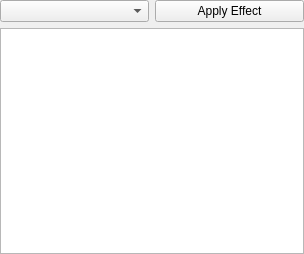
This is turn_logger/StatusEffectsInterface.ui in wchamilton/CEManeuverLog as Qt 5 draws it before an edit. The edited form follows.
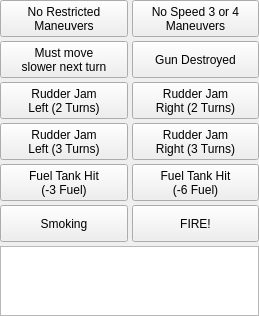
This is the edited form. Icons and pictures are not drawn.

Commit message: Finished off the majority of the status effects logic. Remaining work will be any final touches, bug fixing, or linkages. Started modifying the model to support persisting information to the turn branch and in turn, to file. Will need to figure out how to handle loading certain segments from file but the majority should be simple enough.

What changed in the file:
```diff
--- a/turn_logger/StatusEffectsInterface.ui
+++ b/turn_logger/StatusEffectsInterface.ui
@@ -6,14 +6,14 @@
    <rect>
     <x>0</x>
     <y>0</y>
-    <width>304</width>
-    <height>254</height>
+    <width>259</width>
+    <height>316</height>
    </rect>
   </property>
   <property name="windowTitle">
    <string>Form</string>
   </property>
-  <layout class="QGridLayout" name="gridLayout">
+  <layout class="QGridLayout" name="gridLayout" columnstretch="0,0">
    <property name="leftMargin">
     <number>0</number>
    </property>
@@ -26,21 +26,314 @@
    <property name="bottomMargin">
     <number>0</number>
    </property>
-   <item row="0" column="0">
-    <widget class="QComboBox" name="effect_selection_cmb"/>
+   <property name="spacing">
+    <number>4</number>
+   </property>
+   <item row="5" column="1">
+    <widget class="QPushButton" name="on_fire_btn">
+     <property name="sizePolicy">
+      <sizepolicy hsizetype="Minimum" vsizetype="Minimum">
+       <horstretch>0</horstretch>
+       <verstretch>0</verstretch>
+      </sizepolicy>
+     </property>
+     <property name="minimumSize">
+      <size>
+       <width>0</width>
+       <height>37</height>
+      </size>
+     </property>
+     <property name="focusPolicy">
+      <enum>Qt::FocusPolicy::NoFocus</enum>
+     </property>
+     <property name="text">
+      <string>FIRE!</string>
+     </property>
+     <property name="checkable">
+      <bool>true</bool>
+     </property>
+     <attribute name="buttonGroup">
+      <string notr="true">buttonGroup</string>
+     </attribute>
+    </widget>
+   </item>
+   <item row="3" column="0">
+    <widget class="QPushButton" name="rudder_jam_left_3_btn">
+     <property name="sizePolicy">
+      <sizepolicy hsizetype="Minimum" vsizetype="Minimum">
+       <horstretch>0</horstretch>
+       <verstretch>0</verstretch>
+      </sizepolicy>
+     </property>
+     <property name="minimumSize">
+      <size>
+       <width>0</width>
+       <height>37</height>
+      </size>
+     </property>
+     <property name="focusPolicy">
+      <enum>Qt::FocusPolicy::NoFocus</enum>
+     </property>
+     <property name="text">
+      <string>Rudder Jam
+Left (3 Turns)</string>
+     </property>
+     <attribute name="buttonGroup">
+      <string notr="true">buttonGroup_2</string>
+     </attribute>
+    </widget>
+   </item>
+   <item row="2" column="0">
+    <widget class="QPushButton" name="rudder_jam_left_2_btn">
+     <property name="sizePolicy">
+      <sizepolicy hsizetype="Minimum" vsizetype="Minimum">
+       <horstretch>0</horstretch>
+       <verstretch>0</verstretch>
+      </sizepolicy>
+     </property>
+     <property name="minimumSize">
+      <size>
+       <width>0</width>
+       <height>37</height>
+      </size>
+     </property>
+     <property name="focusPolicy">
+      <enum>Qt::FocusPolicy::NoFocus</enum>
+     </property>
+     <property name="text">
+      <string>Rudder Jam
+Left (2 Turns)</string>
+     </property>
+     <attribute name="buttonGroup">
+      <string notr="true">buttonGroup_2</string>
+     </attribute>
+    </widget>
+   </item>
+   <item row="1" column="1">
+    <widget class="QPushButton" name="gun_destroyed_btn">
+     <property name="sizePolicy">
+      <sizepolicy hsizetype="Minimum" vsizetype="Minimum">
+       <horstretch>0</horstretch>
+       <verstretch>0</verstretch>
+      </sizepolicy>
+     </property>
+     <property name="minimumSize">
+      <size>
+       <width>0</width>
+       <height>37</height>
+      </size>
+     </property>
+     <property name="focusPolicy">
+      <enum>Qt::FocusPolicy::NoFocus</enum>
+     </property>
+     <property name="text">
+      <string>Gun Destroyed</string>
+     </property>
+    </widget>
+   </item>
+   <item row="3" column="1">
+    <widget class="QPushButton" name="rudder_jam_right_3_btn">
+     <property name="sizePolicy">
+      <sizepolicy hsizetype="Minimum" vsizetype="Minimum">
+       <horstretch>0</horstretch>
+       <verstretch>0</verstretch>
+      </sizepolicy>
+     </property>
+     <property name="minimumSize">
+      <size>
+       <width>0</width>
+       <height>37</height>
+      </size>
+     </property>
+     <property name="focusPolicy">
+      <enum>Qt::FocusPolicy::NoFocus</enum>
+     </property>
+     <property name="text">
+      <string>Rudder Jam
+Right (3 Turns)</string>
+     </property>
+     <attribute name="buttonGroup">
+      <string notr="true">buttonGroup_2</string>
+     </attribute>
+    </widget>
+   </item>
+   <item row="1" column="0">
+    <widget class="QPushButton" name="force_slower_btn">
+     <property name="sizePolicy">
+      <sizepolicy hsizetype="Minimum" vsizetype="Minimum">
+       <horstretch>0</horstretch>
+       <verstretch>0</verstretch>
+      </sizepolicy>
+     </property>
+     <property name="minimumSize">
+      <size>
+       <width>0</width>
+       <height>37</height>
+      </size>
+     </property>
+     <property name="focusPolicy">
+      <enum>Qt::FocusPolicy::NoFocus</enum>
+     </property>
+     <property name="text">
+      <string>Must move
+slower next turn</string>
+     </property>
+    </widget>
    </item>
    <item row="0" column="1">
-    <widget class="QPushButton" name="add_effect_btn">
+    <widget class="QPushButton" name="no_3_4_maneuvers_btn">
+     <property name="sizePolicy">
+      <sizepolicy hsizetype="Minimum" vsizetype="Minimum">
+       <horstretch>0</horstretch>
+       <verstretch>0</verstretch>
+      </sizepolicy>
+     </property>
+     <property name="minimumSize">
+      <size>
+       <width>0</width>
+       <height>37</height>
+      </size>
+     </property>
+     <property name="focusPolicy">
+      <enum>Qt::FocusPolicy::NoFocus</enum>
+     </property>
      <property name="text">
-      <string>Apply Effect</string>
+      <string>No Speed 3 or 4
+Maneuvers</string>
      </property>
-     <property name="icon">
-      <iconset theme="QIcon::ThemeIcon::ListAdd"/>
+     <property name="checkable">
+      <bool>true</bool>
      </property>
     </widget>
    </item>
-   <item row="1" column="0" colspan="2">
-    <widget class="QListWidget" name="effects_list"/>
+   <item row="5" column="0">
+    <widget class="QPushButton" name="smoking_btn">
+     <property name="sizePolicy">
+      <sizepolicy hsizetype="Minimum" vsizetype="Minimum">
+       <horstretch>0</horstretch>
+       <verstretch>0</verstretch>
+      </sizepolicy>
+     </property>
+     <property name="minimumSize">
+      <size>
+       <width>0</width>
+       <height>37</height>
+      </size>
+     </property>
+     <property name="focusPolicy">
+      <enum>Qt::FocusPolicy::NoFocus</enum>
+     </property>
+     <property name="text">
+      <string>Smoking</string>
+     </property>
+     <property name="checkable">
+      <bool>true</bool>
+     </property>
+     <attribute name="buttonGroup">
+      <string notr="true">buttonGroup</string>
+     </attribute>
+    </widget>
+   </item>
+   <item row="0" column="0">
+    <widget class="QPushButton" name="no_restricted_maneuvers_btn">
+     <property name="sizePolicy">
+      <sizepolicy hsizetype="Minimum" vsizetype="Minimum">
+       <horstretch>0</horstretch>
+       <verstretch>0</verstretch>
+      </sizepolicy>
+     </property>
+     <property name="minimumSize">
+      <size>
+       <width>0</width>
+       <height>37</height>
+      </size>
+     </property>
+     <property name="focusPolicy">
+      <enum>Qt::FocusPolicy::NoFocus</enum>
+     </property>
+     <property name="text">
+      <string>No Restricted
+Maneuvers</string>
+     </property>
+     <property name="checkable">
+      <bool>true</bool>
+     </property>
+    </widget>
+   </item>
+   <item row="2" column="1">
+    <widget class="QPushButton" name="rudder_jam_right_2_btn">
+     <property name="sizePolicy">
+      <sizepolicy hsizetype="Minimum" vsizetype="Minimum">
+       <horstretch>0</horstretch>
+       <verstretch>0</verstretch>
+      </sizepolicy>
+     </property>
+     <property name="minimumSize">
+      <size>
+       <width>0</width>
+       <height>37</height>
+      </size>
+     </property>
+     <property name="focusPolicy">
+      <enum>Qt::FocusPolicy::NoFocus</enum>
+     </property>
+     <property name="text">
+      <string>Rudder Jam
+Right (2 Turns)</string>
+     </property>
+     <attribute name="buttonGroup">
+      <string notr="true">buttonGroup_2</string>
+     </attribute>
+    </widget>
+   </item>
+   <item row="4" column="0">
+    <widget class="QPushButton" name="fuel_tank_hit_3">
+     <property name="sizePolicy">
+      <sizepolicy hsizetype="Minimum" vsizetype="Minimum">
+       <horstretch>0</horstretch>
+       <verstretch>0</verstretch>
+      </sizepolicy>
+     </property>
+     <property name="minimumSize">
+      <size>
+       <width>0</width>
+       <height>37</height>
+      </size>
+     </property>
+     <property name="focusPolicy">
+      <enum>Qt::FocusPolicy::NoFocus</enum>
+     </property>
+     <property name="text">
+      <string>Fuel Tank Hit
+(-3 Fuel)</string>
+     </property>
+    </widget>
+   </item>
+   <item row="4" column="1">
+    <widget class="QPushButton" name="fuel_tank_hit_6">
+     <property name="sizePolicy">
+      <sizepolicy hsizetype="Minimum" vsizetype="Minimum">
+       <horstretch>0</horstretch>
+       <verstretch>0</verstretch>
+      </sizepolicy>
+     </property>
+     <property name="minimumSize">
+      <size>
+       <width>0</width>
+       <height>37</height>
+      </size>
+     </property>
+     <property name="focusPolicy">
+      <enum>Qt::FocusPolicy::NoFocus</enum>
+     </property>
+     <property name="text">
+      <string>Fuel Tank Hit
+(-6 Fuel)</string>
+     </property>
+    </widget>
+   </item>
+   <item row="6" column="0" colspan="2">
+    <widget class="QListView" name="effects_list"/>
    </item>
   </layout>
  </widget>
```
Left out of the diff: 8 changed lines with no effect on the pictures. The commit also changes 32 other files.
